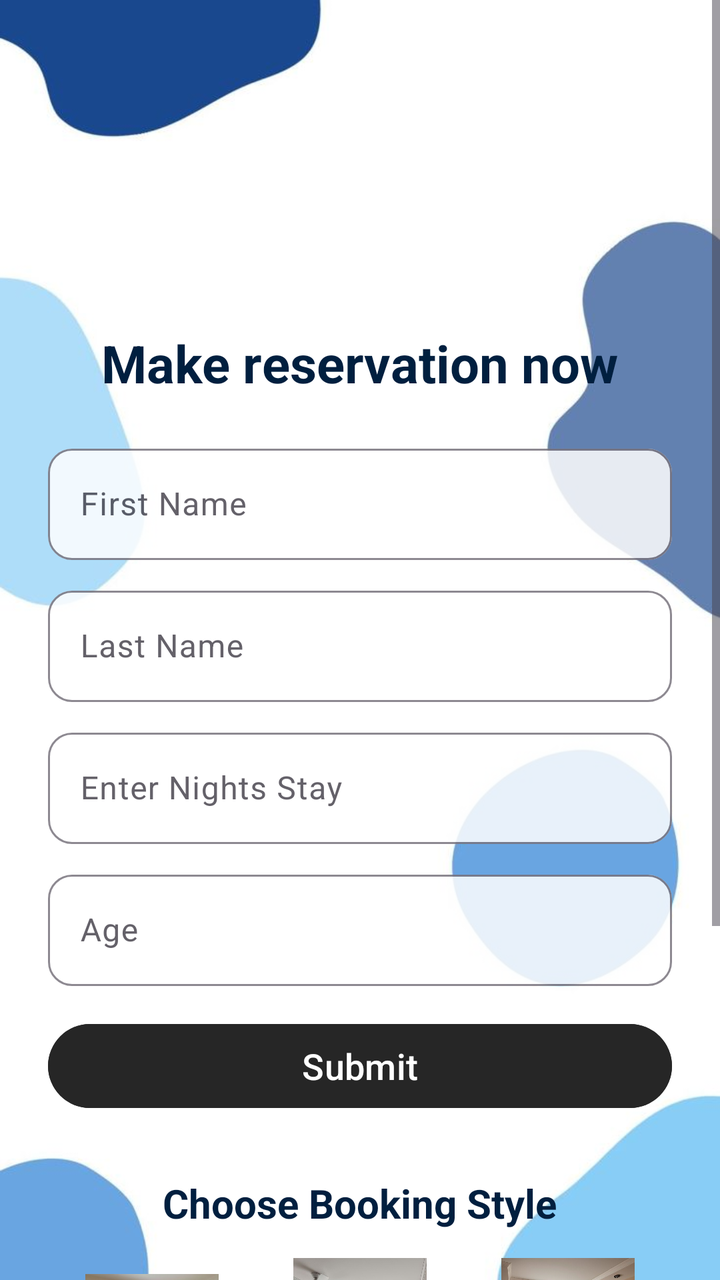
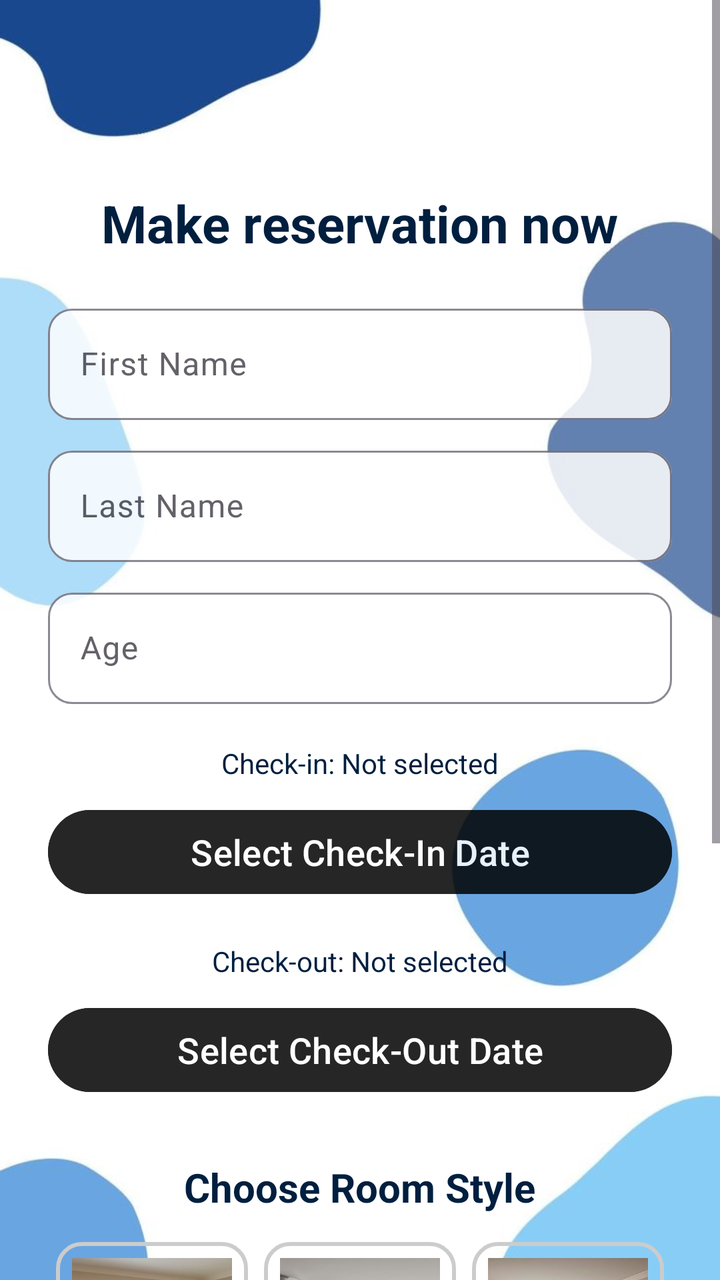

Two renders of the same Android screen: before a commit and after it. Below are the layout's source before the change and the commit's diff.
<!-- AndroidManifest.xml: activity theme Theme.Material3.Light -->
<!-- res/layout/activity_booking.xml -->
<?xml version="1.0" encoding="utf-8"?>
<ScrollView xmlns:android="http://schemas.android.com/apk/res/android"
    xmlns:app="http://schemas.android.com/apk/res-auto"
    android:layout_width="match_parent"
    android:layout_height="match_parent"
    android:background="@drawable/background">

    <LinearLayout
        android:layout_width="match_parent"
        android:layout_height="wrap_content"
        android:orientation="vertical"
        android:gravity="center"
        android:layout_marginTop="100dp"
        android:padding="24dp">

        
        <TextView
            android:id="@+id/tvWelcome"
            android:layout_width="wrap_content"
            android:layout_height="wrap_content"
            android:layout_marginTop="40dp"
            android:layout_marginBottom="10dp"
            android:text="Make reservation now"
            android:textColor="#001F3F"
            android:textSize="26sp"
            android:textStyle="bold" />

        
        <com.google.android.material.textfield.TextInputLayout
            android:layout_width="match_parent"
            android:layout_height="wrap_content"
            android:layout_marginTop="10dp"
            app:boxBackgroundMode="outline"
            app:boxCornerRadiusTopStart="12dp"
            app:boxCornerRadiusTopEnd="12dp"
            app:boxCornerRadiusBottomStart="12dp"
            app:boxCornerRadiusBottomEnd="12dp"
            app:boxBackgroundColor="@color/white"
            android:alpha="0.85"
            android:hint="First Name">

            <com.google.android.material.textfield.TextInputEditText
                android:id="@+id/firstName"
                android:layout_width="match_parent"
                android:layout_height="wrap_content"
                android:inputType="text" />
        </com.google.android.material.textfield.TextInputLayout>

        
        <com.google.android.material.textfield.TextInputLayout
            android:layout_width="match_parent"
            android:layout_height="wrap_content"
            android:layout_marginTop="10dp"
            app:boxBackgroundMode="outline"
            app:boxCornerRadiusTopStart="12dp"
            app:boxCornerRadiusTopEnd="12dp"
            app:boxCornerRadiusBottomStart="12dp"
            app:boxCornerRadiusBottomEnd="12dp"
            app:boxBackgroundColor="@color/white"
            android:alpha="0.85"
            android:hint="Last Name">

            <com.google.android.material.textfield.TextInputEditText
                android:id="@+id/lastName"
                android:layout_width="match_parent"
                android:layout_height="wrap_content"
                android:inputType="text" />
        </com.google.android.material.textfield.TextInputLayout>

        
        <com.google.android.material.textfield.TextInputLayout
            android:layout_width="match_parent"
            android:layout_height="wrap_content"
            android:layout_marginTop="10dp"
            app:boxBackgroundMode="outline"
            app:boxCornerRadiusTopStart="12dp"
            app:boxCornerRadiusTopEnd="12dp"
            app:boxCornerRadiusBottomStart="12dp"
            app:boxCornerRadiusBottomEnd="12dp"
            app:boxBackgroundColor="@color/white"
            android:alpha="0.85"
            android:hint="Enter Nights Stay">

            <com.google.android.material.textfield.TextInputEditText
                android:id="@+id/nights"
                android:layout_width="match_parent"
                android:layout_height="wrap_content"
                android:inputType="number" />
        </com.google.android.material.textfield.TextInputLayout>

        
        <com.google.android.material.textfield.TextInputLayout
            android:layout_width="match_parent"
            android:layout_height="wrap_content"
            android:layout_marginTop="10dp"
            app:boxBackgroundMode="outline"
            app:boxCornerRadiusTopStart="12dp"
            app:boxCornerRadiusTopEnd="12dp"
            app:boxCornerRadiusBottomStart="12dp"
            app:boxCornerRadiusBottomEnd="12dp"
            app:boxBackgroundColor="@color/white"
            android:alpha="0.85"
            android:hint="Age">

            <com.google.android.material.textfield.TextInputEditText
                android:id="@+id/age"
                android:layout_width="match_parent"
                android:layout_height="wrap_content"
                android:inputType="number" />
        </com.google.android.material.textfield.TextInputLayout>

        
        <Button
            android:id="@+id/submitBtn"
            android:layout_width="match_parent"
            android:layout_height="50dp"
            android:layout_marginTop="15dp"
            android:text="Submit"
            android:textSize="18sp"
            android:textColor="#FFFFFF"
            android:backgroundTint="@color/black"
            android:alpha="0.85" />

        
        <TextView
            android:id="@+id/tvRoomStyle"
            android:layout_width="wrap_content"
            android:layout_height="wrap_content"
            android:text="Choose Booking Style"
            android:textColor="#001F3F"
            android:textSize="20sp"
            android:textStyle="bold"
            android:layout_marginTop="30dp" />

        
        <LinearLayout
            android:layout_width="match_parent"
            android:layout_height="wrap_content"
            android:orientation="horizontal"
            android:gravity="center"
            android:layout_marginTop="10dp"
            android:weightSum="3">

            
            <LinearLayout
                android:layout_width="0dp"
                android:layout_height="wrap_content"
                android:layout_weight="1"
                android:orientation="vertical"
                android:gravity="center"
                android:layout_margin="4dp">

                <ImageView
                    android:layout_width="100dp"
                    android:layout_height="100dp"
                    android:src="@drawable/room1" />

                <TextView
                    android:layout_width="wrap_content"
                    android:layout_height="wrap_content"
                    android:text="Deluxe\nRs.6000/night"
                    android:textAlignment="center"
                    android:textColor="#000000" />
            </LinearLayout>

            
            <LinearLayout
                android:layout_width="0dp"
                android:layout_height="wrap_content"
                android:layout_weight="1"
                android:orientation="vertical"
                android:gravity="center"
                android:layout_margin="4dp">

                <ImageView
                    android:layout_width="100dp"
                    android:layout_height="100dp"
                    android:src="@drawable/room2" />

                <TextView
                    android:layout_width="wrap_content"
                    android:layout_height="wrap_content"
                    android:text="Premium\nRs.10500/night"
                    android:textAlignment="center"
                    android:textColor="#000000" />
            </LinearLayout>

            
            <LinearLayout
                android:layout_width="0dp"
                android:layout_height="wrap_content"
                android:layout_weight="1"
                android:orientation="vertical"
                android:gravity="center"
                android:layout_margin="4dp">

                <ImageView
                    android:layout_width="100dp"
                    android:layout_height="100dp"
                    android:src="@drawable/room3" />

                <TextView
                    android:layout_width="wrap_content"
                    android:layout_height="wrap_content"
                    android:text="Executive\nRs.15000/night"
                    android:textAlignment="center"
                    android:textColor="#000000" />
            </LinearLayout>
        </LinearLayout>

        
        <com.google.android.material.textfield.TextInputLayout
            android:layout_width="match_parent"
            android:layout_height="wrap_content"
            android:layout_marginTop="15dp"
            app:boxBackgroundMode="outline"
            app:boxCornerRadiusTopStart="12dp"
            app:boxCornerRadiusTopEnd="12dp"
            app:boxCornerRadiusBottomStart="12dp"
            app:boxCornerRadiusBottomEnd="12dp"
            app:boxBackgroundColor="@color/white"
            android:alpha="0.85"
            android:hint="Enter Selected Room Style (e.g., Deluxe)">

            <com.google.android.material.textfield.TextInputEditText
                android:id="@+id/selectedRoom"
                android:layout_width="match_parent"
                android:layout_height="wrap_content"
                android:inputType="text" />
        </com.google.android.material.textfield.TextInputLayout>

    </LinearLayout>
</ScrollView>
<!-- resources referenced by this layout -->
<resources>
  <color name="black">#FF000000</color>
  <color name="white">#FFFFFFFF</color>
  <!-- drawable background: jpeg bitmap (drawable, 17214 bytes) -->
  <!-- drawable room1: jpg bitmap (drawable, 54496 bytes) -->
  <!-- drawable room2: jpg bitmap (drawable, 52254 bytes) -->
  <!-- drawable room3: jpg bitmap (drawable, 51186 bytes) -->
</resources>

<!-- the commit's change to res/layout/activity_booking.xml (unified diff, before → after) -->
@@ -1,31 +1,30 @@
-<?xml version="1.0" encoding="utf-8"?>
-<ScrollView xmlns:android="http://schemas.android.com/apk/res/android"
+<ScrollView
+    xmlns:android="http://schemas.android.com/apk/res/android"
     xmlns:app="http://schemas.android.com/apk/res-auto"
     android:layout_width="match_parent"
     android:layout_height="match_parent"
-    android:background="@drawable/background">
+    android:background="@drawable/background"
+    android:fillViewport="true">
 
     <LinearLayout
         android:layout_width="match_parent"
         android:layout_height="wrap_content"
         android:orientation="vertical"
-        android:gravity="center"
-        android:layout_marginTop="100dp"
-        android:padding="24dp">
-
-        
+        android:gravity="center_horizontal"
+        android:padding="24dp"
+        android:layout_marginTop="30dp">
+
         <TextView
             android:id="@+id/tvWelcome"
             android:layout_width="wrap_content"
             android:layout_height="wrap_content"
-            android:layout_marginTop="40dp"
-            android:layout_marginBottom="10dp"
             android:text="Make reservation now"
             android:textColor="#001F3F"
             android:textSize="26sp"
-            android:textStyle="bold" />
-
-        
+            android:textStyle="bold"
+            android:layout_marginTop="40dp"
+            android:layout_marginBottom="10dp" />
+
         <com.google.android.material.textfield.TextInputLayout
             android:layout_width="match_parent"
             android:layout_height="wrap_content"
@@ -35,7 +34,7 @@
             app:boxCornerRadiusTopEnd="12dp"
             app:boxCornerRadiusBottomStart="12dp"
             app:boxCornerRadiusBottomEnd="12dp"
-            app:boxBackgroundColor="@color/white"
+            app:boxBackgroundColor="@android:color/white"
             android:alpha="0.85"
             android:hint="First Name">
 
@@ -43,10 +42,9 @@
                 android:id="@+id/firstName"
                 android:layout_width="match_parent"
                 android:layout_height="wrap_content"
-                android:inputType="text" />
-        </com.google.android.material.textfield.TextInputLayout>
-
-        
+                android:inputType="textPersonName" />
+        </com.google.android.material.textfield.TextInputLayout>
+
         <com.google.android.material.textfield.TextInputLayout
             android:layout_width="match_parent"
             android:layout_height="wrap_content"
@@ -56,7 +54,7 @@
             app:boxCornerRadiusTopEnd="12dp"
             app:boxCornerRadiusBottomStart="12dp"
             app:boxCornerRadiusBottomEnd="12dp"
-            app:boxBackgroundColor="@color/white"
+            app:boxBackgroundColor="@android:color/white"
             android:alpha="0.85"
             android:hint="Last Name">
 
@@ -64,10 +62,9 @@
                 android:id="@+id/lastName"
                 android:layout_width="match_parent"
                 android:layout_height="wrap_content"
-                android:inputType="text" />
-        </com.google.android.material.textfield.TextInputLayout>
-
-        
+                android:inputType="textPersonName" />
+        </com.google.android.material.textfield.TextInputLayout>
+
         <com.google.android.material.textfield.TextInputLayout
             android:layout_width="match_parent"
             android:layout_height="wrap_content"
@@ -77,83 +74,94 @@
             app:boxCornerRadiusTopEnd="12dp"
             app:boxCornerRadiusBottomStart="12dp"
             app:boxCornerRadiusBottomEnd="12dp"
-            app:boxBackgroundColor="@color/white"
-            android:alpha="0.85"
-            android:hint="Enter Nights Stay">
-
-            <com.google.android.material.textfield.TextInputEditText
-                android:id="@+id/nights"
+            app:boxBackgroundColor="@android:color/white"
+            android:alpha="0.85"
+            android:hint="Age">
+
+            <com.google.android.material.textfield.TextInputEditText
+                android:id="@+id/age"
                 android:layout_width="match_parent"
                 android:layout_height="wrap_content"
                 android:inputType="number" />
         </com.google.android.material.textfield.TextInputLayout>
 
-        
-        <com.google.android.material.textfield.TextInputLayout
-            android:layout_width="match_parent"
-            android:layout_height="wrap_content"
-            android:layout_marginTop="10dp"
-            app:boxBackgroundMode="outline"
-            app:boxCornerRadiusTopStart="12dp"
-            app:boxCornerRadiusTopEnd="12dp"
-            app:boxCornerRadiusBottomStart="12dp"
-            app:boxCornerRadiusBottomEnd="12dp"
-            app:boxBackgroundColor="@color/white"
-            android:alpha="0.85"
-            android:hint="Age">
-
-            <com.google.android.material.textfield.TextInputEditText
-                android:id="@+id/age"
-                android:layout_width="match_parent"
-                android:layout_height="wrap_content"
-                android:inputType="number" />
-        </com.google.android.material.textfield.TextInputLayout>
-
-        
+        <TextView
+            android:id="@+id/checkInText"
+            android:layout_width="wrap_content"
+            android:layout_height="wrap_content"
+            android:text="Check-in: Not selected"
+            android:layout_marginTop="20dp"
+            android:textColor="#001F3F" />
+
         <Button
-            android:id="@+id/submitBtn"
-            android:layout_width="match_parent"
-            android:layout_height="50dp"
-            android:layout_marginTop="15dp"
-            android:text="Submit"
+            android:id="@+id/pickCheckIn"
+            android:layout_width="match_parent"
+            android:layout_height="wrap_content"
+            android:layout_marginTop="10dp"
+            android:text="Select Check-In Date"
             android:textSize="18sp"
             android:textColor="#FFFFFF"
-            android:backgroundTint="@color/black"
-            android:alpha="0.85" />
-
-        
+            android:backgroundTint="@android:color/black"
+            android:alpha="0.85"
+            android:minHeight="50dp"/>
+
+        <TextView
+            android:id="@+id/checkOutText"
+            android:layout_width="wrap_content"
+            android:layout_height="wrap_content"
+            android:text="Check-out: Not selected"
+            android:layout_marginTop="20dp"
+            android:textColor="#001F3F" />
+
+        <Button
+            android:id="@+id/pickCheckOut"
+            android:layout_width="match_parent"
+            android:layout_height="wrap_content"
+            android:layout_marginTop="10dp"
+            android:text="Select Check-Out Date"
+            android:textSize="18sp"
+            android:textColor="#FFFFFF"
+            android:backgroundTint="@android:color/black"
+            android:alpha="0.85"
+            android:minHeight="50dp"/>
+
         <TextView
             android:id="@+id/tvRoomStyle"
             android:layout_width="wrap_content"
             android:layout_height="wrap_content"
-            android:text="Choose Booking Style"
+            android:text="Choose Room Style"
             android:textColor="#001F3F"
             android:textSize="20sp"
             android:textStyle="bold"
             android:layout_marginTop="30dp" />
 
-        
         <LinearLayout
             android:layout_width="match_parent"
             android:layout_height="wrap_content"
             android:orientation="horizontal"
             android:gravity="center"
-            android:layout_marginTop="10dp"
-            android:weightSum="3">
-
-            
+            android:layout_marginTop="10dp">
+
             <LinearLayout
+                android:id="@+id/layoutDeluxe"
                 android:layout_width="0dp"
                 android:layout_height="wrap_content"
                 android:layout_weight="1"
                 android:orientation="vertical"
                 android:gravity="center"
-                android:layout_margin="4dp">
+                android:layout_margin="4dp"
+                android:clickable="true"
+                android:focusable="true"
+                android:background="@drawable/room_selector_bg"
+                android:padding="8dp">
 
                 <ImageView
-                    android:layout_width="100dp"
-                    android:layout_height="100dp"
-                    android:src="@drawable/room1" />
+                    android:id="@+id/imgDeluxe"
+                    android:layout_width="120dp"
+                    android:layout_height="120dp"
+                    android:src="@drawable/room1"
+                    android:layout_marginBottom="10dp"
+                    android:scaleType="centerCrop" />
 
                 <TextView
                     android:layout_width="wrap_content"
@@ -163,19 +171,26 @@
                     android:textColor="#000000" />
             </LinearLayout>
 
-            
             <LinearLayout
+                android:id="@+id/layoutPremium"
                 android:layout_width="0dp"
                 android:layout_height="wrap_content"
                 android:layout_weight="1"
                 android:orientation="vertical"
                 android:gravity="center"
-                android:layout_margin="4dp">
+                android:layout_margin="4dp"
+                android:clickable="true"
+                android:focusable="true"
+                android:background="@drawable/room_selector_bg"
+                android:padding="8dp">
 
                 <ImageView
-                    android:layout_width="100dp"
-                    android:layout_height="100dp"
-                    android:src="@drawable/room2" />
+                    android:id="@+id/imgPremium"
+                    android:layout_width="120dp"
+                    android:layout_height="120dp"
+                    android:src="@drawable/room2"
+                    android:layout_marginBottom="10dp"
+                    android:scaleType="centerCrop" />
 
                 <TextView
                     android:layout_width="wrap_content"
@@ -185,19 +200,26 @@
                     android:textColor="#000000" />
             </LinearLayout>
 
-            
             <LinearLayout
+                android:id="@+id/layoutExecutive"
                 android:layout_width="0dp"
                 android:layout_height="wrap_content"
                 android:layout_weight="1"
                 android:orientation="vertical"
                 android:gravity="center"
-                android:layout_margin="4dp">
+                android:layout_margin="4dp"
+                android:clickable="true"
+                android:focusable="true"
+                android:background="@drawable/room_selector_bg"
+                android:padding="8dp">
 
                 <ImageView
-                    android:layout_width="100dp"
-                    android:layout_height="100dp"
-                    android:src="@drawable/room3" />
+                    android:id="@+id/imgExecutive"
+                    android:layout_width="120dp"
+                    android:layout_height="120dp"
+                    android:src="@drawable/room3"
+                    android:layout_marginBottom="10dp"
+                    android:scaleType="centerCrop" />
 
                 <TextView
                     android:layout_width="wrap_content"
@@ -206,21 +228,14 @@
                     android:textAlignment="center"
                     android:textColor="#000000" />
             </LinearLayout>
+
         </LinearLayout>
 
-        
         <com.google.android.material.textfield.TextInputLayout
             android:layout_width="match_parent"
             android:layout_height="wrap_content"
             android:layout_marginTop="15dp"
-            app:boxBackgroundMode="outline"
-            app:boxCornerRadiusTopStart="12dp"
-            app:boxCornerRadiusTopEnd="12dp"
-            app:boxCornerRadiusBottomStart="12dp"
-            app:boxCornerRadiusBottomEnd="12dp"
-            app:boxBackgroundColor="@color/white"
-            android:alpha="0.85"
-            android:hint="Enter Selected Room Style (e.g., Deluxe)">
+            android:visibility="gone">
 
             <com.google.android.material.textfield.TextInputEditText
                 android:id="@+id/selectedRoom"
@@ -228,6 +243,19 @@
                 android:layout_height="wrap_content"
                 android:inputType="text" />
         </com.google.android.material.textfield.TextInputLayout>
+
+        <Button
+            android:id="@+id/submitBtn"
+            android:layout_width="match_parent"
+            android:layout_height="wrap_content"
+            android:layout_marginTop="25dp"
+            android:text="Submit"
+            android:textSize="18sp"
+            android:textColor="#FFFFFF"
+            android:backgroundTint="@android:color/black"
+            android:layout_marginBottom="50dp"
+            android:alpha="0.85"
+            android:minHeight="50dp"/>
 
     </LinearLayout>
 </ScrollView>
<!-- resource entries referenced after the edit -->
@@ -1,10 +1,27 @@
 <!-- resources referenced by this layout -->
 <resources>
-  <color name="black">#FF000000</color>
-  <color name="white">#FFFFFFFF</color>
   <!-- drawable background: jpeg bitmap (drawable, 17214 bytes) -->
-  <!-- drawable room1: jpg bitmap (drawable, 54496 bytes) -->
-  <!-- drawable room2: jpg bitmap (drawable, 52254 bytes) -->
-  <!-- drawable room3: jpg bitmap (drawable, 51186 bytes) -->
+  <!-- drawable room1: jpg bitmap (drawable, 40360 bytes) -->
+  <!-- drawable room2: jpg bitmap (drawable, 38066 bytes) -->
+  <!-- drawable room3: jpg bitmap (drawable, 35781 bytes) -->
+  <!-- drawable room_selector_bg (drawable) -->
+  <?xml version="1.0" encoding="utf-8"?>
+  <selector xmlns:android="http://schemas.android.com/apk/res/android">
+  
+      <item android:state_selected="true">
+          <shape android:shape="rectangle">
+              <stroke
+                  android:width="2dp"
+                  android:color="#2196F3" /> <solid android:color="@android:color/transparent" /> <corners android:radius="12dp" /> </shape>
+      </item>
+  
+      <item>
+          <shape android:shape="rectangle">
+              <solid android:color="@android:color/transparent" />
+              <stroke
+                  android:width="2dp"
+                  android:color="#CCCCCC" /> <corners android:radius="12dp" /> </shape>
+      </item>
+  </selector>
 </resources>
 
